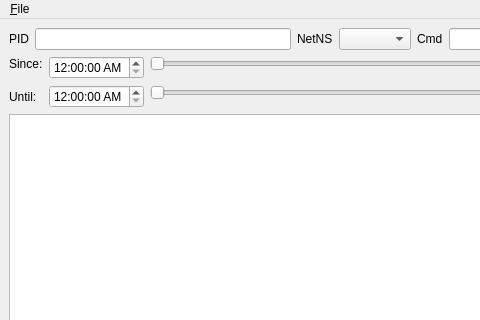
kellyjf/procwatch, file gui/procwatch.ui: the form before one commit; both pictures show x 0 to 480 and y 0 to 320 of the 800 by 600 pixel window.
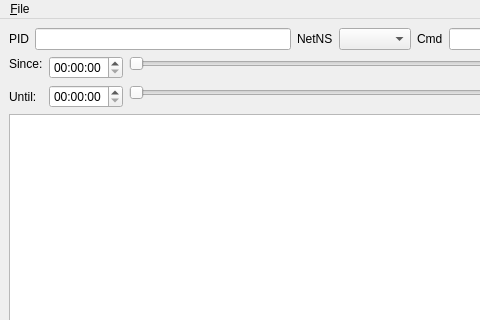
The form after the commit. Custom widgets are drawn as their Qt base class.

The edit to the form file:
```diff
--- a/gui/procwatch.ui
+++ b/gui/procwatch.ui
@@ -77,7 +77,10 @@
           <item row="0" column="1" rowspan="2">
            <widget class="QTimeEdit" name="sinceTime">
             <property name="displayFormat">
-             <string>h:mm:ss AP</string>
+             <string>hh:mm:ss</string>
+            </property>
+            <property name="timeSpec">
+             <enum>Qt::UTC</enum>
             </property>
            </widget>
           </item>
@@ -105,7 +108,10 @@
           <item row="2" column="1">
            <widget class="QTimeEdit" name="untilTime">
             <property name="displayFormat">
-             <string>h:mm:ss AP</string>
+             <string>hh:mm:ss</string>
+            </property>
+            <property name="timeSpec">
+             <enum>Qt::UTC</enum>
             </property>
            </widget>
           </item>
@@ -142,7 +148,7 @@
     <item>
      <layout class="QVBoxLayout" name="verticalLayout">
       <item>
-       <widget class="DbTable" name="parentTable"/>
+       <widget class="DbTable" name="mainTable"/>
       </item>
       <item>
        <widget class="QTabWidget" name="relatedTab">
@@ -155,7 +161,7 @@
          </attribute>
          <layout class="QVBoxLayout" name="verticalLayout_2">
           <item>
-           <widget class="DbTable" name="mainTable"/>
+           <widget class="DbTable" name="parentTable"/>
           </item>
          </layout>
         </widget>
```
Left out of the diff: 9 changed lines with no effect on the pictures.
